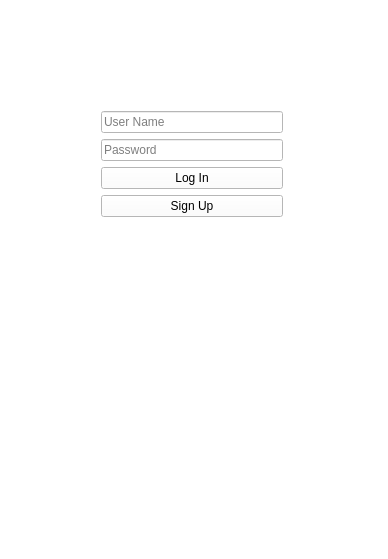
First picture: the form in LogInWindow.ui, repository Tomkode/RedditClone, before the edit.
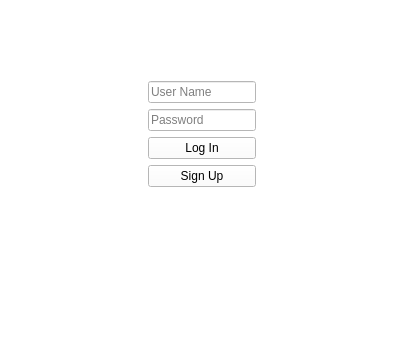
Second picture: the form after the edit. Icons and pictures are not drawn.

Commit message: Small changes + Did layouts to the windows

```diff
--- a/LogInWindow.ui
+++ b/LogInWindow.ui
@@ -6,10 +6,16 @@
    <rect>
     <x>0</x>
     <y>0</y>
-    <width>388</width>
-    <height>559</height>
+    <width>404</width>
+    <height>356</height>
    </rect>
   </property>
+  <property name="minimumSize">
+   <size>
+    <width>400</width>
+    <height>300</height>
+   </size>
+  </property>
   <property name="windowTitle">
    <string>LogInWindow</string>
   </property>
@@ -17,15 +23,23 @@
    <string notr="true">background-color: rgb(255, 255, 255);</string>
   </property>
   <widget class="QWidget" name="centralWidget">
-   <widget class="QWidget" name="layoutWidget">
-    <property name="geometry">
-     <rect>
-      <x>90</x>
-      <y>30</y>
-      <width>204</width>
-      <height>431</height>
-     </rect>
-    </property>
+   <layout class="QHBoxLayout" name="horizontalLayout_2">
+    <item>
+     <layout class="QHBoxLayout" name="horizontalLayout">
+      <item>
+       <spacer name="horizontalSpacer">
+        <property name="orientation">
+         <enum>Qt::Horizontal</enum>
+        </property>
+        <property name="sizeHint" stdset="0">
+         <size>
+          <width>138</width>
+          <height>20</height>
+         </size>
+        </property>
+       </spacer>
+      </item>
+      <item>
     <layout class="QVBoxLayout" name="verticalLayout_2">
      <item>
       <widget class="QLabel" name="logoLabel">
@@ -42,6 +56,9 @@
      </item>
      <item>
       <layout class="QVBoxLayout" name="verticalLayout">
+          <property name="sizeConstraint">
+           <enum>QLayout::SetDefaultConstraint</enum>
+          </property>
        <item>
         <spacer name="verticalSpacer_2">
          <property name="orientation">
@@ -124,7 +141,23 @@
       </layout>
      </item>
     </layout>
-   </widget>
+      </item>
+      <item>
+       <spacer name="horizontalSpacer_2">
+        <property name="orientation">
+         <enum>Qt::Horizontal</enum>
+        </property>
+        <property name="sizeHint" stdset="0">
+         <size>
+          <width>138</width>
+          <height>20</height>
+         </size>
+        </property>
+       </spacer>
+      </item>
+     </layout>
+    </item>
+   </layout>
   </widget>
   <widget class="QStatusBar" name="statusBar"/>
  </widget>
```
Lines whose indentation alone changed are shown as unchanged. The commit also changes 55 other files.
